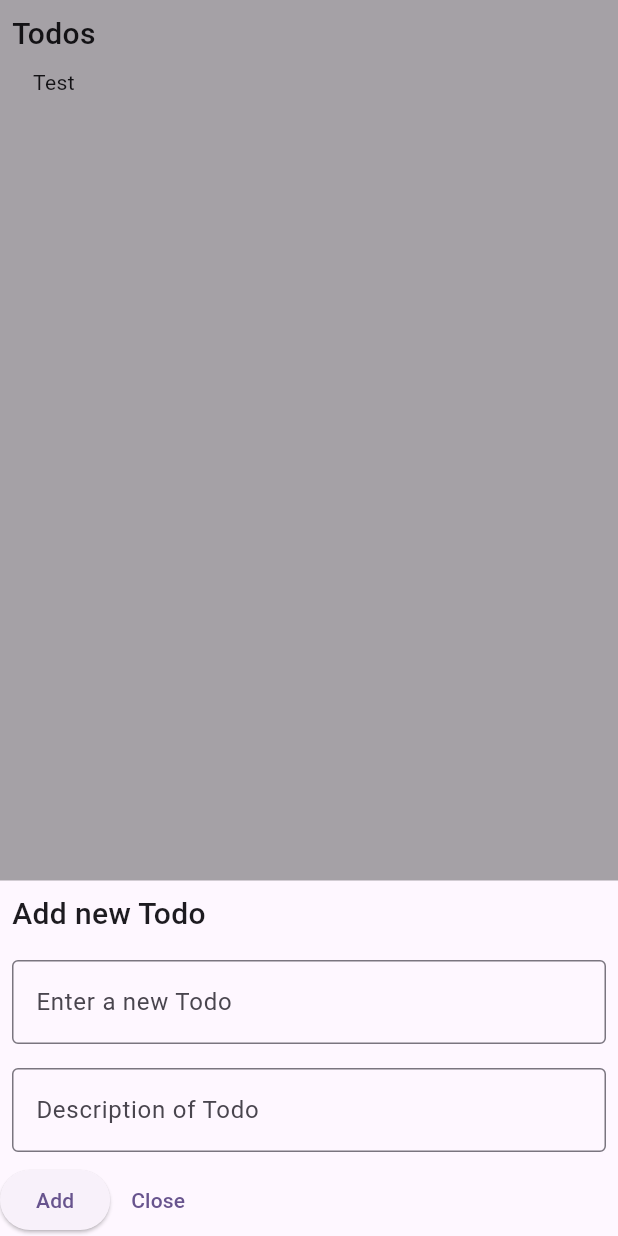
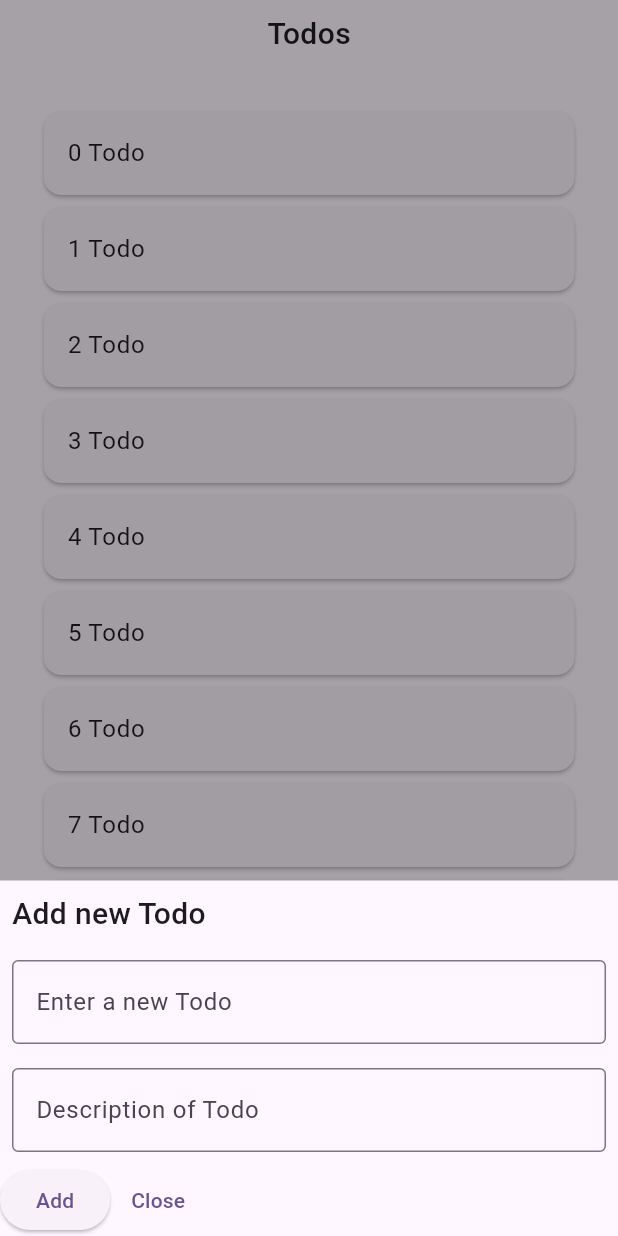
Before and after one commit to Raboro/todo-app-testing, a Flutter app: the screen it shows after launch, after a tap on the "add" icon, on a phone screen of 412 x 824 dp. Run offline on Flutter 3.47's test engine with Material 3 defaults, Android fonts, the phone set to English and light mode, and no system bars; our stand-ins replace modal_bottom_sheet.

Commit message:
feat(TodosList): :sparkles: added list content with padding

```diff
--- a/todo-flutter/lib/widgets/todos_list.dart
+++ b/todo-flutter/lib/widgets/todos_list.dart
@@ -1,4 +1,4 @@
-import 'package:flutter/cupertino.dart';
+import 'package:flutter/material.dart';
 
 class TodosList extends StatefulWidget {
   const TodosList({super.key});
@@ -8,8 +8,20 @@ class TodosList extends StatefulWidget {
 }
 
 class _TodosListState extends State<TodosList> {
+  List<String> todos = List<String>.generate(20, (int index) => '$index Todo');
+
   @override
   Widget build(BuildContext context) {
-    return const Text("Test");
+    return Expanded(
+        child: ListView.builder(
+            itemCount: todos.length,
+            padding: const EdgeInsets.all(25),
+            itemBuilder: (BuildContext context, int index) {
+              return Dismissible(
+                  key: ValueKey<int>(index),
+                  child: Card(
+                    child: ListTile(title: Text(todos[index])),
+                  ));
+            }));
   }
 }
```
